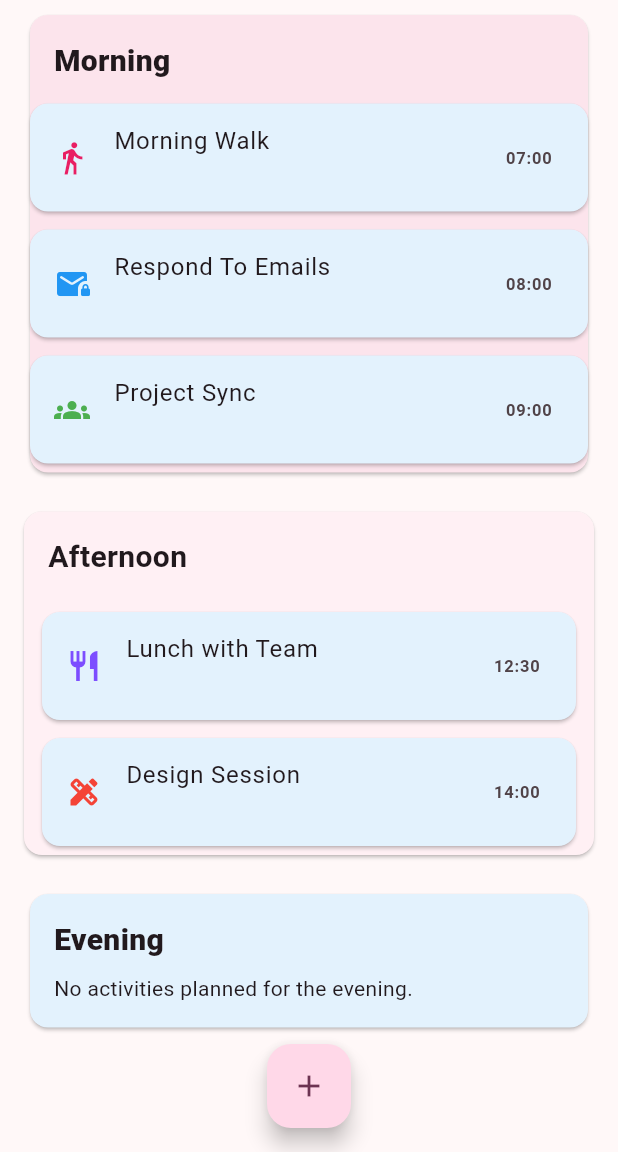
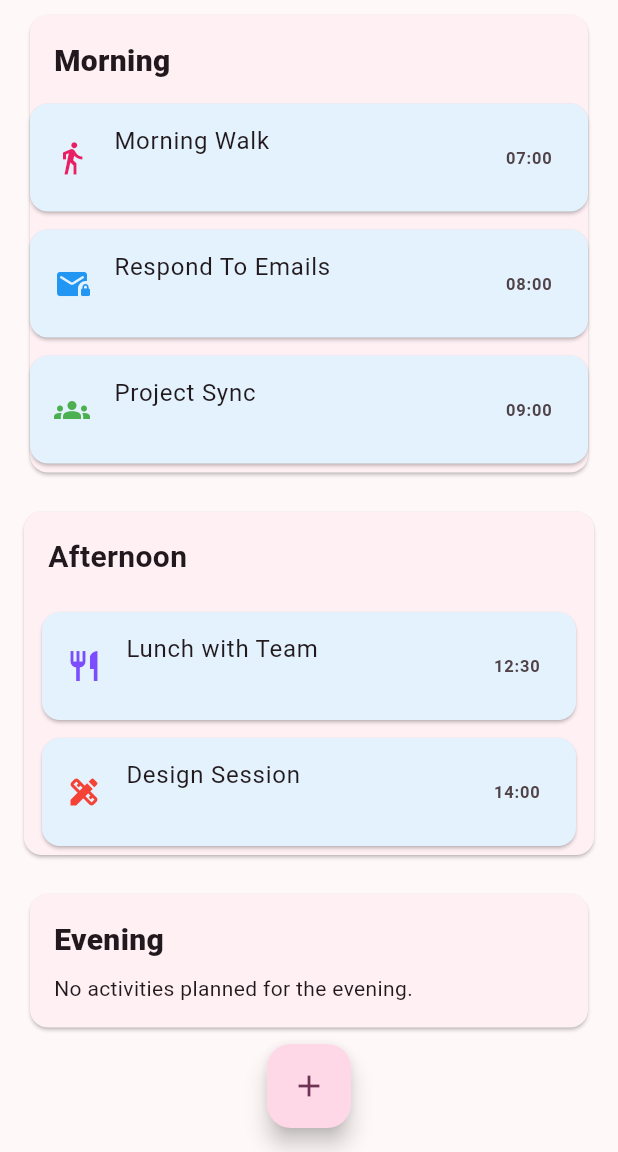
Before and after one commit to Elanr0/daily_exercise_tracking, a Flutter app: the screen it shows after launch, on a phone screen of 412 x 824 dp, the part 84-1236 px from its top. Run offline on Flutter 3.47's test engine with Material 3 defaults, Android fonts, the phone set to English and light mode, and no system bars.

```diff
--- a/lib/view/home_page.dart
+++ b/lib/view/home_page.dart
@@ -1,5 +1,6 @@
 import 'package:flutter/material.dart';
 import 'package:flutter_application_1/product/models/note_model.dart';
+import 'package:flutter_application_1/view/activity_details/activity_details_page.dart';
 
 class HomePage extends StatefulWidget {
   const HomePage({super.key});
@@ -9,7 +10,6 @@ class HomePage extends StatefulWidget {
 }
 
 class _HomePageState extends State<HomePage> {
-  bool _isEveningVisible = false;
 
   @override
   Widget build(BuildContext context) {
@@ -80,7 +80,6 @@ class _HomePageState extends State<HomePage> {
         floatingActionButton: FloatingActionButton(
           onPressed: () {
             setState(() {
-              _isEveningVisible = true;
             });
           },
           child: const Icon(Icons.add),
@@ -89,7 +88,7 @@ body: ListView(
   children: [
     Card(
       margin: const EdgeInsets.symmetric(horizontal: 20, vertical: 10),
-      color: Colors.pink[50],
+      color: Colors.pinkAccent[50],
       child: Column(
         crossAxisAlignment: CrossAxisAlignment.start,
         children:[
@@ -117,6 +116,13 @@ body: ListView(
               _formatTime(note.doingAt),
               style: const TextStyle(fontWeight: FontWeight.w700),
                       ),
+                      onTap: () {
+                        if (note.title.trim() == "Morning Walk") {
+                          Navigator.push(context, MaterialPageRoute(builder: (_) => ActivityDetailsPage(note: note),
+                          )
+                         );
+                        }
+                      },
                     ),
                   );
                 }),
@@ -129,7 +135,8 @@ body: ListView(
           crossAxisAlignment: CrossAxisAlignment.start,
           children: [
             const Padding(padding: EdgeInsets.all(16),
-            child: Text("Afternoon",
+            child: Text(
+              "Afternoon",
             style: TextStyle(fontSize: 20, fontWeight: FontWeight.bold,
               ),
              ),
@@ -155,11 +162,9 @@ body: ListView(
               ],
             ),
           ),
-          if (_isEveningVisible)
-          const SizedBox(height: 90),
           Card(
             margin: const EdgeInsets.symmetric(horizontal: 20, vertical: 10),
-            color: Colors.blue[50],
+            color: Colors.pinkAccent[50],
             child: Column(
             crossAxisAlignment: CrossAxisAlignment.start,
             children: const[
@@ -171,7 +176,8 @@ body: ListView(
                     ),
                   ),
                   Padding(padding: EdgeInsets.fromLTRB(16, 0, 16, 16),
-                  child: Text("No activities planned for the evening.", style: TextStyle(fontSize: 14),
+                  child: Text(
+                    "No activities planned for the evening.", style: TextStyle(fontSize: 14),
                   ),
                 )
               ],
```
Also changed, not shown: lib/view/activity_details/activity_details_page.dart (added, +57 -0 lines).
